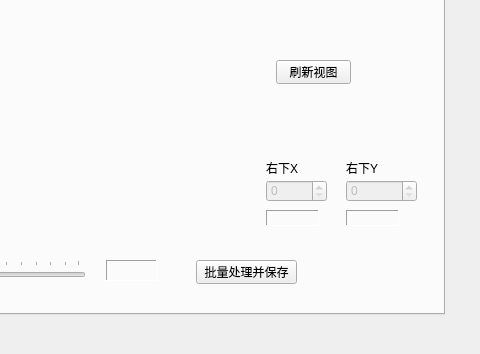
First picture: the form in main.ui, repository AsgeologeekFan/VideoFC, before the edit; both pictures show x 456 to 936 and y 469 to 823 of the 936 by 823 pixel window.
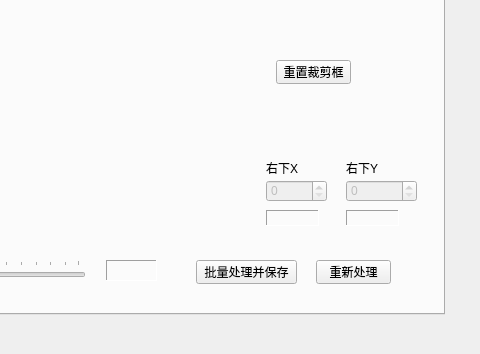
Second picture: the form after the edit. The open tabs and pages were chosen to show the change. Custom widgets are drawn as their Qt base class.

Diff of the .ui file:
```diff
--- a/main.ui
+++ b/main.ui
@@ -443,7 +443,7 @@
        </rect>
       </property>
       <property name="text">
-       <string>刷新视图</string>
+       <string>重置裁剪框</string>
       </property>
      </widget>
      <widget class="QLabel" name="label">
@@ -742,6 +742,19 @@
        <string/>
       </property>
      </widget>
+     <widget class="QPushButton" name="pushButton_reset">
+      <property name="geometry">
+       <rect>
+        <x>730</x>
+        <y>660</y>
+        <width>75</width>
+        <height>24</height>
+       </rect>
+      </property>
+      <property name="text">
+       <string>重新处理</string>
+      </property>
+     </widget>
     </widget>
     <widget class="QWidget" name="tabWidgetPage3">
      <attribute name="title">
```
Left out of the diff: 2 changed lines with no effect on the pictures.
